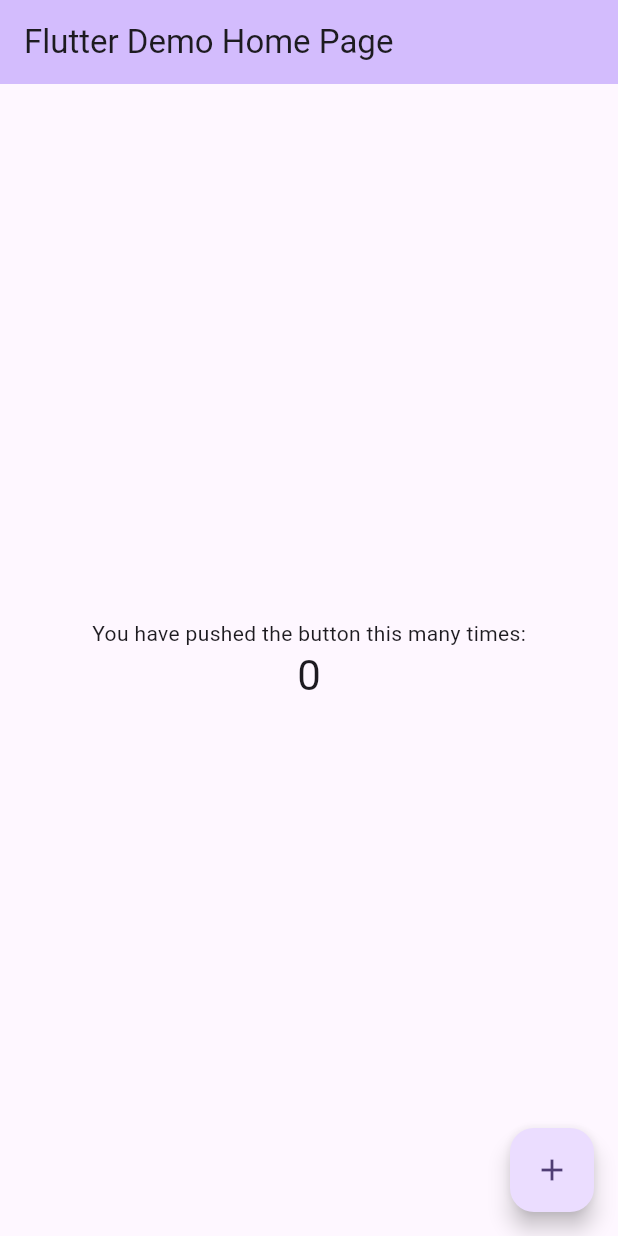
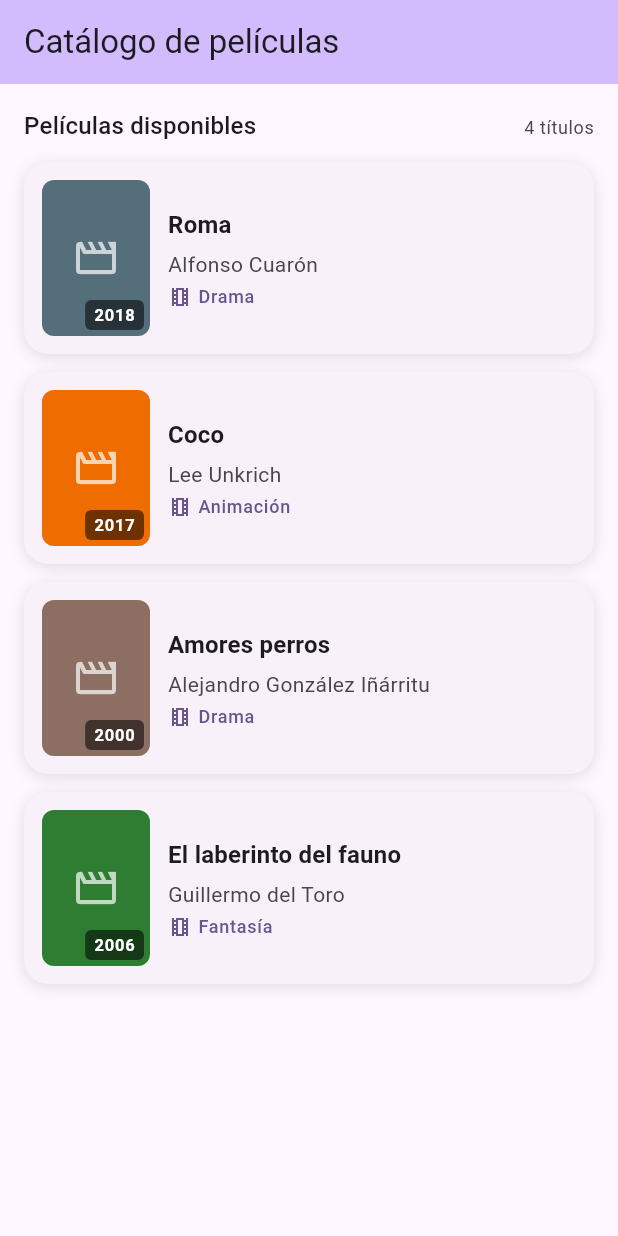
Before and after one commit to hiramAcevedo/LDSW-Utilizacion-de-widgets, a Flutter app: the screen it shows after launch, on a phone screen of 412 x 824 dp. Run offline on Flutter 3.47's test engine with Material 3 defaults, Android fonts, the phone set to English and light mode, and no system bars.

Commit message:
Construir la pantalla del catálogo con Text, Row, Column, Stack y Container, con sus pruebas y el README

```diff
--- a/lib/main.dart
+++ b/lib/main.dart
@@ -1,122 +1,195 @@
 import 'package:flutter/material.dart';
+
+import 'pelicula.dart';
 
 void main() {
   runApp(const MyApp());
 }
 
+/// Nombre de la aplicación, el mismo del wireframe de la actividad 3.2.
+const String nombreApp = 'Catálogo de películas';
+
 class MyApp extends StatelessWidget {
   const MyApp({super.key});
 
-  // This widget is the root of your application.
   @override
   Widget build(BuildContext context) {
     return MaterialApp(
-      title: 'Flutter Demo',
+      title: nombreApp,
       theme: ThemeData(
-        // This is the theme of your application.
-        //
-        // TRY THIS: Try running your application with "flutter run". You'll see
-        // the application has a purple toolbar. Then, without quitting the app,
-        // try changing the seedColor in the colorScheme below to Colors.green
-        // and then invoke "hot reload" (save your changes or press the "hot
-        // reload" button in a Flutter-supported IDE, or press "r" if you used
-        // the command line to start the app).
-        //
-        // Notice that the counter didn't reset back to zero; the application
-        // state is not lost during the reload. To reset the state, use hot
-        // restart instead.
-        //
-        // This works for code too, not just values: Most code changes can be
-        // tested with just a hot reload.
-        colorScheme: .fromSeed(seedColor: Colors.deepPurple),
+        colorScheme: ColorScheme.fromSeed(seedColor: Colors.deepPurple),
       ),
-      home: const MyHomePage(title: 'Flutter Demo Home Page'),
+      home: const CatalogoPage(),
     );
   }
 }
 
-class MyHomePage extends StatefulWidget {
-  const MyHomePage({super.key, required this.title});
-
-  // This widget is the home page of your application. It is stateful, meaning
-  // that it has a State object (defined below) that contains fields that affect
-  // how it looks.
-
-  // This class is the configuration for the state. It holds the values (in this
-  // case the title) provided by the parent (in this case the App widget) and
-  // used by the build method of the State. Fields in a Widget subclass are
-  // always marked "final".
-
-  final String title;
-
-  @override
-  State<MyHomePage> createState() => _MyHomePageState();
-}
-
-class _MyHomePageState extends State<MyHomePage> {
-  int _counter = 0;
-
-  void _incrementCounter() {
-    setState(() {
-      // This call to setState tells the Flutter framework that something has
-      // changed in this State, which causes it to rerun the build method below
-      // so that the display can reflect the updated values. If we changed
-      // _counter without calling setState(), then the build method would not be
-      // called again, and so nothing would appear to happen.
-      _counter++;
-    });
-  }
+/// La pantalla del catálogo: una Column con un encabezado y una tarjeta por
+/// película, una debajo de otra.
+class CatalogoPage extends StatelessWidget {
+  const CatalogoPage({super.key});
 
   @override
   Widget build(BuildContext context) {
-    // This method is rerun every time setState is called, for instance as done
-    // by the _incrementCounter method above.
-    //
-    // The Flutter framework has been optimized to make rerunning build methods
-    // fast, so that you can just rebuild anything that needs updating rather
-    // than having to individually change instances of widgets.
+    final tema = Theme.of(context);
     return Scaffold(
       appBar: AppBar(
-        // TRY THIS: Try changing the color here to a specific color (to
-        // Colors.amber, perhaps?) and trigger a hot reload to see the AppBar
-        // change color while the other colors stay the same.
-        backgroundColor: Theme.of(context).colorScheme.inversePrimary,
-        // Here we take the value from the MyHomePage object that was created by
-        // the App.build method, and use it to set our appbar title.
-        title: Text(widget.title),
+        backgroundColor: tema.colorScheme.inversePrimary,
+        title: const Text(nombreApp),
       ),
-      body: Center(
-        // Center is a layout widget. It takes a single child and positions it
-        // in the middle of the parent.
+      body: SingleChildScrollView(
+        padding: const EdgeInsets.symmetric(vertical: 16),
         child: Column(
-          // Column is also a layout widget. It takes a list of children and
-          // arranges them vertically. By default, it sizes itself to fit its
-          // children horizontally, and tries to be as tall as its parent.
-          //
-          // Column has various properties to control how it sizes itself and
-          // how it positions its children. Here we use mainAxisAlignment to
-          // center the children vertically; the main axis here is the vertical
-          // axis because Columns are vertical (the cross axis would be
-          // horizontal).
-          //
-          // TRY THIS: Invoke "debug painting" (choose the "Toggle Debug Paint"
-          // action in the IDE, or press "p" in the console), to see the
-          // wireframe for each widget.
-          mainAxisAlignment: .center,
+          crossAxisAlignment: CrossAxisAlignment.stretch,
+          mainAxisSize: MainAxisSize.min,
+          spacing: 12,
           children: [
-            const Text('You have pushed the button this many times:'),
-            Text(
-              '$_counter',
-              style: Theme.of(context).textTheme.headlineMedium,
+            // Encabezado: el texto de la izquierda y la cuenta de la derecha
+            // comparten la línea base.
+            Padding(
+              padding: const EdgeInsets.symmetric(horizontal: 16),
+              child: Row(
+                mainAxisAlignment: MainAxisAlignment.spaceBetween,
+                crossAxisAlignment: CrossAxisAlignment.baseline,
+                textBaseline: TextBaseline.alphabetic,
+                children: [
+                  Text(
+                    'Películas disponibles',
+                    style: tema.textTheme.titleMedium,
+                  ),
+                  Text(
+                    '${peliculas.length} títulos',
+                    style: tema.textTheme.bodySmall?.copyWith(
+                      color: tema.colorScheme.onSurfaceVariant,
+                    ),
+                  ),
+                ],
+              ),
             ),
+            for (final pelicula in peliculas)
+              TarjetaPelicula(pelicula: pelicula),
           ],
         ),
-      ),
-      floatingActionButton: FloatingActionButton(
-        onPressed: _incrementCounter,
-        tooltip: 'Increment',
-        child: const Icon(Icons.add),
       ),
     );
   }
 }
+
+/// Una tarjeta del catálogo: un Container con una Row. A la izquierda el
+/// póster, un Stack con el año encima; a la derecha los datos, en una Column.
+class TarjetaPelicula extends StatelessWidget {
+  const TarjetaPelicula({super.key, required this.pelicula});
+
+  final Pelicula pelicula;
+
+  @override
+  Widget build(BuildContext context) {
+    final tema = Theme.of(context);
+    return Container(
+      margin: const EdgeInsets.symmetric(horizontal: 16),
+      padding: const EdgeInsets.all(12),
+      decoration: BoxDecoration(
+        color: tema.colorScheme.surfaceContainerLow,
+        borderRadius: BorderRadius.circular(16),
+        boxShadow: [
+          BoxShadow(
+            color: tema.colorScheme.shadow.withValues(alpha: 0.12),
+            blurRadius: 8,
+            offset: const Offset(0, 2),
+          ),
+        ],
+      ),
+      child: Row(
+        crossAxisAlignment: CrossAxisAlignment.center,
+        spacing: 12,
+        children: [
+          // El póster: el bloque de color debajo y la etiqueta del año encima,
+          // en la esquina inferior derecha.
+          Stack(
+            alignment: Alignment.center,
+            clipBehavior: Clip.none,
+            children: [
+              Container(
+                width: 72,
+                height: 104,
+                alignment: Alignment.center,
+                decoration: BoxDecoration(
+                  color: pelicula.color,
+                  borderRadius: BorderRadius.circular(8),
+                ),
+                child: const Icon(
+                  Icons.movie_outlined,
+                  color: Colors.white70,
+                  size: 32,
+                ),
+              ),
+              Positioned(
+                right: 4,
+                bottom: 4,
+                child: Container(
+                  padding: const EdgeInsets.symmetric(
+                    horizontal: 6,
+                    vertical: 2,
+                  ),
+                  decoration: BoxDecoration(
+                    color: Colors.black54,
+                    borderRadius: BorderRadius.circular(4),
+                  ),
+                  child: Text(
+                    '${pelicula.anio}',
+                    style: tema.textTheme.labelSmall?.copyWith(
+                      color: Colors.white,
+                      fontWeight: FontWeight.bold,
+                    ),
+                  ),
+                ),
+              ),
+            ],
+          ),
+          // Los datos: título, director y género, alineados a la izquierda.
+          Expanded(
+            child: Column(
+              crossAxisAlignment: CrossAxisAlignment.start,
+              mainAxisSize: MainAxisSize.min,
+              spacing: 4,
+              children: [
+                Text(
+                  pelicula.titulo,
+                  style: tema.textTheme.titleMedium?.copyWith(
+                    fontWeight: FontWeight.w600,
+                  ),
+                  maxLines: 2,
+                  overflow: TextOverflow.ellipsis,
+                ),
+                Text(
+                  pelicula.director,
+                  style: tema.textTheme.bodyMedium?.copyWith(
+                    color: tema.colorScheme.onSurfaceVariant,
+                  ),
+                  maxLines: 1,
+                  overflow: TextOverflow.ellipsis,
+                ),
+                Row(
+                  spacing: 4,
+                  children: [
+                    Icon(
+                      Icons.local_movies_outlined,
+                      size: 16,
+                      color: tema.colorScheme.primary,
+                    ),
+                    Text(
+                      pelicula.genero,
+                      style: tema.textTheme.labelMedium?.copyWith(
+                        color: tema.colorScheme.primary,
+                      ),
+                    ),
+                  ],
+                ),
+              ],
+            ),
+          ),
+        ],
+      ),
+    );
+  }
+}
--- /dev/null
+++ b/lib/pelicula.dart
@@ -0,0 +1,53 @@
+import 'package:flutter/material.dart';
+
+/// Una película del catálogo, con los datos que muestra su tarjeta.
+class Pelicula {
+  const Pelicula({
+    required this.titulo,
+    required this.anio,
+    required this.director,
+    required this.genero,
+    required this.color,
+  });
+
+  final String titulo;
+  final int anio;
+  final String director;
+  final String genero;
+
+  /// Color del póster mientras el catálogo no tiene imágenes.
+  final Color color;
+}
+
+/// Las películas del catálogo. Son contenido de ejemplo: en las actividades
+/// siguientes llegarán de un servicio HTTP y de la base de datos.
+const List<Pelicula> peliculas = [
+  Pelicula(
+    titulo: 'Roma',
+    anio: 2018,
+    director: 'Alfonso Cuarón',
+    genero: 'Drama',
+    color: Color(0xFF546E7A),
+  ),
+  Pelicula(
+    titulo: 'Coco',
+    anio: 2017,
+    director: 'Lee Unkrich',
+    genero: 'Animación',
+    color: Color(0xFFEF6C00),
+  ),
+  Pelicula(
+    titulo: 'Amores perros',
+    anio: 2000,
+    director: 'Alejandro González Iñárritu',
+    genero: 'Drama',
+    color: Color(0xFF8D6E63),
+  ),
+  Pelicula(
+    titulo: 'El laberinto del fauno',
+    anio: 2006,
+    director: 'Guillermo del Toro',
+    genero: 'Fantasía',
+    color: Color(0xFF2E7D32),
+  ),
+];
--- a/pubspec.yaml
+++ b/pubspec.yaml
@@ -1,5 +1,5 @@
 name: ldsw_utilizacion_de_widgets
-description: "Catalogo de peliculas: la pantalla del catalogo construida con Text, Row, Column, Stack y Container (IH732, actividad 3.4)"
+description: "Catálogo de películas: la pantalla del catálogo construida con Text, Row, Column, Stack y Container (IH732, actividad 3.4)."
 # The following line prevents the package from being accidentally published to
 # pub.dev using `flutter pub publish`. This is preferred for private packages.
 publish_to: 'none' # Remove this line if you wish to publish to pub.dev
```
Also changed, not shown: docs/catalogo.png (added), 3 other files.
